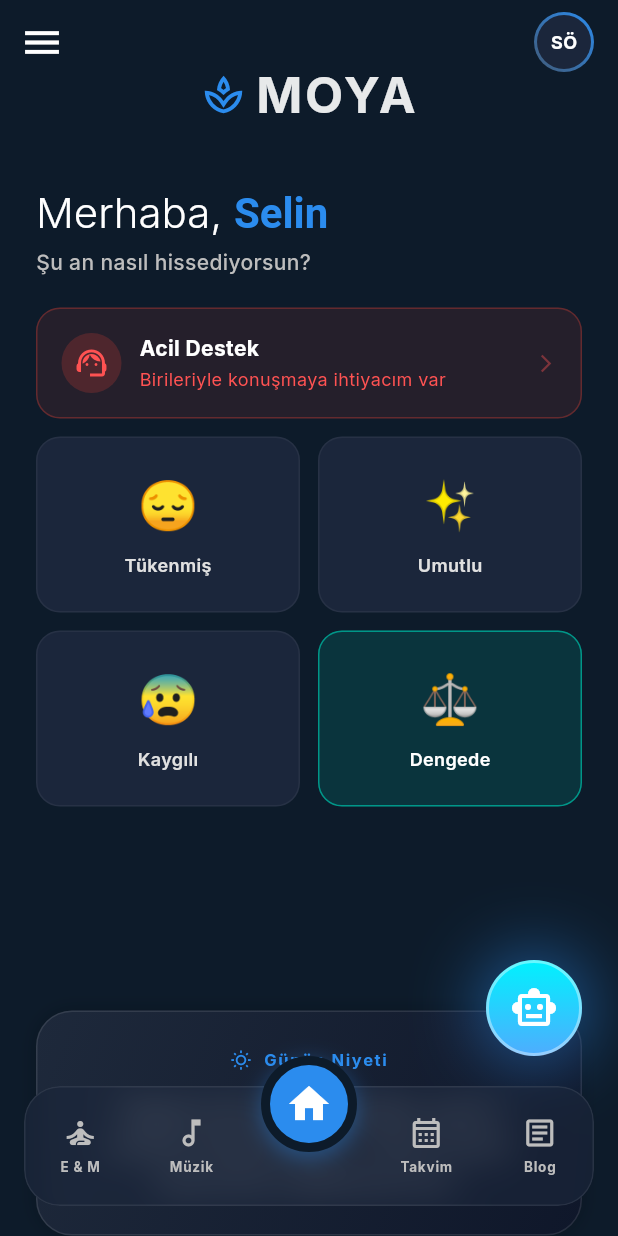
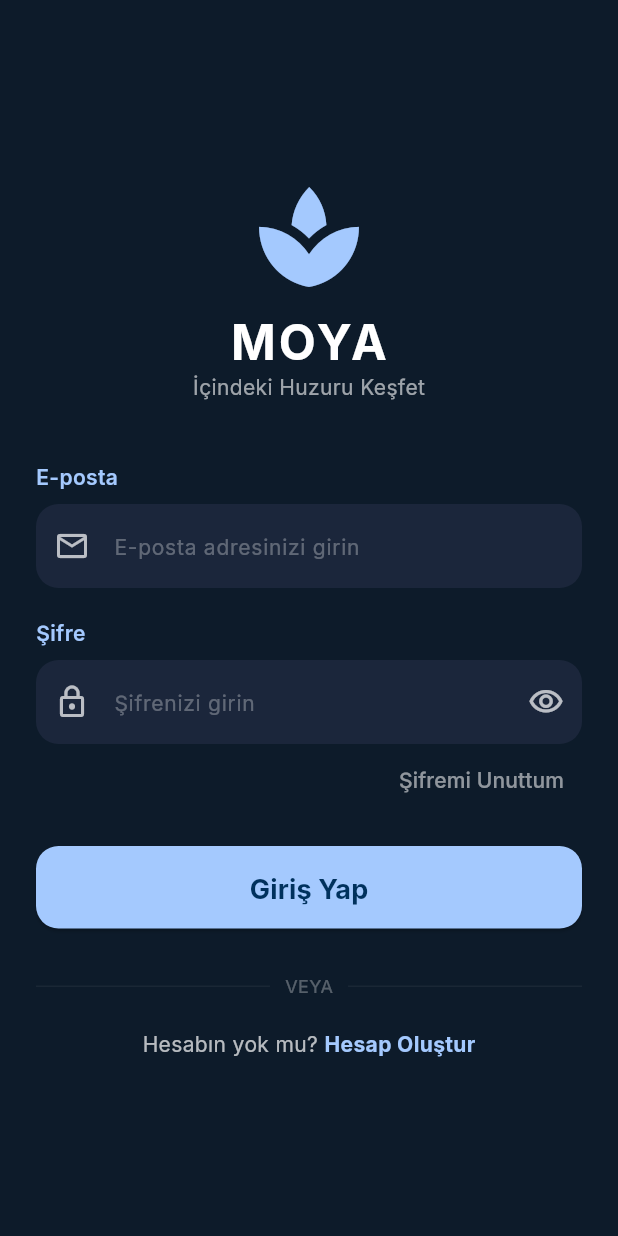
Before and after one commit to SudeAkdag/MOYA, a Flutter app: the screen it shows after launch, on a phone screen of 412 x 824 dp. Run offline on Flutter 3.47's test engine with Material 3 defaults, Android fonts, the phone set to English and light mode, and no system bars; our stand-ins replace equatable, flutter_bloc, google_fonts, shared_preferences.

Commit message:
login ve oturum yönetimi geliştirmeleri

```diff
--- a/lib/main.dart
+++ b/lib/main.dart
@@ -1,30 +1,44 @@
 import 'package:flutter/material.dart';
 import 'package:flutter_bloc/flutter_bloc.dart';
+import 'package:provider/provider.dart';
+import 'package:shared_preferences/shared_preferences.dart'; // Eklendi
 import 'package:moya/core/theme/app_theme.dart';
-
-// Import yolları burada. Kendi klasör yapına göre kontrol et.
 import 'core/theme/bloc/theme_bloc.dart';
 import 'core/theme/bloc/theme_state.dart';
-import 'presentation/screens/main_wrapper.dart';
+import 'presentation/screens/auth/login/login_screen.dart';
+import 'presentation/screens/auth/login/login_view_model.dart';
+import 'presentation/screens/main_wrapper.dart'; // Ana sayfan
 
-void main() {
-  runApp(const MyApp());
+void main() async {
+  // Flutter motorunun disk okuma gibi async işlemler bitmeden başlamasını sağlar
+  WidgetsFlutterBinding.ensureInitialized();
+
+  // Diskteki oturum bilgisini oku
+  final prefs = await SharedPreferences.getInstance();
+  final bool isLoggedIn = prefs.getBool('isLoggedIn') ?? false;
+
+  runApp(MyApp(isLoggedIn: isLoggedIn));
 }
 
 class MyApp extends StatelessWidget {
-  const MyApp({super.key});
+  final bool isLoggedIn;
+  const MyApp({super.key, required this.isLoggedIn});
 
   @override
   Widget build(BuildContext context) {
-    return BlocProvider(
-      create: (context) => ThemeBloc(),
-      child: BlocBuilder<ThemeBloc, ThemeState>( // Hata burada mıydı?
+    return MultiProvider(
+      providers: [
+        ChangeNotifierProvider(create: (_) => LoginViewModel()),
+        BlocProvider(create: (context) => ThemeBloc()),
+      ],
+      child: BlocBuilder<ThemeBloc, ThemeState>(
         builder: (context, state) {
           return MaterialApp(
-            title: 'MindSpace',
+            title: 'MOYA',
             debugShowCheckedModeBanner: false,
             theme: AppThemes.getTheme(AppThemeType.ocean),
-            home: const MainWrapper(),
+            // Koşul: Giriş yapılmışsa MainWrapper, yapılmamışsa LoginScreen
+            home: isLoggedIn ? const MainWrapper() : const LoginScreen(),
           );
         },
       ),
--- /dev/null
+++ b/lib/presentation/screens/auth/login/login_screen.dart
@@ -0,0 +1,103 @@
+import 'package:flutter/material.dart';
+import 'package:provider/provider.dart';
+import 'package:shared_preferences/shared_preferences.dart'; // Paket eklendi
+import '../widgets/auth_text_field.dart';
+import 'login_view_model.dart';
+import '../widgets/login_header.dart';
+import '../widgets/login_button.dart';
+import '../widgets/login_footer.dart';
+import '../widgets/forgot_password_button.dart';
+import '../../main_wrapper.dart';
+
+class LoginScreen extends StatefulWidget {
+  const LoginScreen({super.key});
+
+  @override
+  State<LoginScreen> createState() => _LoginScreenState();
+}
+
+class _LoginScreenState extends State<LoginScreen> {
+  final _emailController = TextEditingController();
+  final _passwordController = TextEditingController();
+
+  @override
+  void dispose() {
+    _emailController.dispose();
+    _passwordController.dispose();
+    super.dispose();
+  }
+
+  @override
+  Widget build(BuildContext context) {
+    final theme = Theme.of(context);
+    final viewModel = context.watch<LoginViewModel>();
+
+    return Scaffold(
+      backgroundColor: theme.scaffoldBackgroundColor,
+      body: SafeArea(
+        child: Center(
+          child: SingleChildScrollView(
+            padding: const EdgeInsets.symmetric(horizontal: 24.0),
+            child: Column(
+              children: [
+                const LoginHeader(),
+                const SizedBox(height: 40),
+                AuthTextField(
+                  controller: _emailController,
+                  label: "E-posta",
+                  hintText: "E-posta adresinizi girin",
+                  prefixIcon: Icons.email_outlined,
+                ),
+                const SizedBox(height: 20),
+                AuthTextField(
+                  controller: _passwordController,
+                  label: "Şifre",
+                  hintText: "Şifrenizi girin",
+                  prefixIcon: Icons.lock_outline,
+                  isPassword: true,
+                  suffixIcon: const Icon(Icons.visibility_outlined, color: Colors.white70),
+                ),
+                const ForgotPasswordButton(),
+                const SizedBox(height: 20),
+                LoginButton(
+                  isLoading: viewModel.isLoading,
+                  onPressed: () => _onLoginPressed(viewModel, theme),
+                ),
+                const SizedBox(height: 30),
+                const LoginFooter(),
+              ],
+            ),
+          ),
+        ),
+      ),
+    );
+  }
+
+  void _onLoginPressed(LoginViewModel viewModel, ThemeData theme) async {
+    final success = await viewModel.login(
+      _emailController.text.trim(),
+      _passwordController.text.trim(),
+    );
+
+    if (success && mounted) {
+      // --- BURAYI EKLEDİK: Oturumu Kaydet ---
+      final prefs = await SharedPreferences.getInstance();
+      await prefs.setBool('isLoggedIn', true);
+
+      if (mounted) {
+        Navigator.pushReplacement(
+          context,
+          MaterialPageRoute(builder: (context) => const MainWrapper()),
+        );
+      }
+    } else if (mounted) {
+      ScaffoldMessenger.of(context).showSnackBar(
+        SnackBar(
+          content: Text(viewModel.errorMessage ?? "Giriş başarısız"),
+          backgroundColor: theme.colorScheme.primary.withOpacity(0.9), // Mavi tonlu
+          behavior: SnackBarBehavior.floating,
+        ),
+      );
+    }
+  }
+}
--- /dev/null
+++ b/lib/presentation/screens/auth/widgets/auth_text_field.dart
@@ -0,0 +1,56 @@
+import 'package:flutter/material.dart';
+
+class AuthTextField extends StatelessWidget {
+  final TextEditingController controller;
+  final String label;
+  final String hintText;
+  final IconData prefixIcon;
+  final bool isPassword;
+  final Widget? suffixIcon;
+
+  const AuthTextField({
+    super.key,
+    required this.controller,
+    required this.label,
+    required this.hintText,
+    required this.prefixIcon,
+    this.isPassword = false,
+    this.suffixIcon,
+  });
+
+  @override
+  Widget build(BuildContext context) {
+    final theme = Theme.of(context);
+
+    return Column(
+      crossAxisAlignment: CrossAxisAlignment.start,
+      children: [
+        Text(
+          label,
+          style: TextStyle(
+            color: theme.colorScheme.primary,
+            fontWeight: FontWeight.w600
+          ),
+        ),
+        const SizedBox(height: 8),
+        TextFormField(
+          controller: controller,
+          obscureText: isPassword,
+          style: const TextStyle(color: Colors.white),
+          decoration: InputDecoration(
+            prefixIcon: Icon(prefixIcon, color: Colors.white70),
+            suffixIcon: suffixIcon,
+            hintText: hintText,
+            hintStyle: const TextStyle(color: Colors.white30, fontSize: 14),
+            filled: true,
+            fillColor: theme.colorScheme.surface,
+            border: OutlineInputBorder(
+              borderRadius: BorderRadius.circular(15),
+              borderSide: BorderSide.none,
+            ),
+          ),
+        ),
+      ],
+    );
+  }
+}
--- /dev/null
+++ b/lib/presentation/screens/auth/widgets/forgot_password_button.dart
@@ -0,0 +1,16 @@
+import 'package:flutter/material.dart';
+
+class ForgotPasswordButton extends StatelessWidget {
+  const ForgotPasswordButton({super.key});
+
+  @override
+  Widget build(BuildContext context) {
+    return Align(
+      alignment: Alignment.centerRight,
+      child: TextButton(
+        onPressed: () {},
+        child: const Text("Şifremi Unuttum", style: TextStyle(color: Colors.white54)),
+      ),
+    );
+  }
+}
--- /dev/null
+++ b/lib/presentation/screens/auth/widgets/login_button.dart
@@ -0,0 +1,31 @@
+import 'package:flutter/material.dart';
+
+class LoginButton extends StatelessWidget {
+  final bool isLoading;
+  final VoidCallback? onPressed;
+
+  const LoginButton({super.key, required this.isLoading, this.onPressed});
+
+  @override
+  Widget build(BuildContext context) {
+    final theme = Theme.of(context);
+    return SizedBox(
+      width: double.infinity,
+      height: 55,
+      child: ElevatedButton(
+        style: ElevatedButton.styleFrom(
+          backgroundColor: theme.colorScheme.primary,
+          foregroundColor: theme.colorScheme.onPrimary,
+          shape: RoundedRectangleBorder(borderRadius: BorderRadius.circular(15)),
+        ),
+        onPressed: isLoading ? null : onPressed,
+        child: isLoading
+            ? const CircularProgressIndicator(color: Colors.white)
+            : const Text(
+                "Giriş Yap",
+                style: TextStyle(fontSize: 18, fontWeight: FontWeight.bold),
+              ),
+      ),
+    );
+  }
+}
--- /dev/null
+++ b/lib/presentation/screens/auth/widgets/login_footer.dart
@@ -0,0 +1,45 @@
+import 'package:flutter/material.dart';
+import 'package:moya/presentation/screens/auth/register/register_screen.dart';
+
+class LoginFooter extends StatelessWidget {
+  const LoginFooter({super.key});
+
+  @override
+  Widget build(BuildContext context) {
+    final theme = Theme.of(context);
+    return Column(
+      children: [
+        Row(
+          children: [
+            Expanded(child: Divider(color: theme.dividerColor.withAlpha(25))),
+            const Padding(
+              padding: EdgeInsets.symmetric(horizontal: 10),
+              child: Text("VEYA", style: TextStyle(color: Colors.white30, fontSize: 12)),
+            ),
+            Expanded(child: Divider(color: theme.dividerColor.withAlpha(25))),
+          ],
+        ),
+        const SizedBox(height: 20),
+        Row(
+          mainAxisAlignment: MainAxisAlignment.center,
+          children: [
+            const Text("Hesabın yok mu? ", style: TextStyle(color: Colors.white70)),
+            GestureDetector(
+              onTap: () => Navigator.push(
+                context,
+                MaterialPageRoute(builder: (_) => const RegisterScreen()),
+              ),
+              child: Text(
+                "Hesap Oluştur",
+                style: TextStyle(
+                  color: theme.colorScheme.primary,
+                  fontWeight: FontWeight.bold
+                ),
+              ),
+            ),
+          ],
+        ),
+      ],
+    );
+  }
+}
--- /dev/null
+++ b/lib/presentation/screens/auth/widgets/login_header.dart
@@ -0,0 +1,28 @@
+import 'package:flutter/material.dart';
+
+class LoginHeader extends StatelessWidget {
+  const LoginHeader({super.key});
+
+  @override
+  Widget build(BuildContext context) {
+    final theme = Theme.of(context);
+    return Column(
+      children: [
+        Icon(Icons.spa, size: 80, color: theme.colorScheme.primary),
+        const SizedBox(height: 10),
+        Text(
+          "MOYA",
+          style: theme.textTheme.headlineLarge?.copyWith(
+            color: Colors.white,
+            fontWeight: FontWeight.bold,
+            letterSpacing: 2,
+          ),
+        ),
+        Text(
+          "İçindeki Huzuru Keşfet",
+          style: theme.textTheme.bodyMedium?.copyWith(color: Colors.white60),
+        ),
+      ],
+    );
+  }
+}
--- a/pubspec.yaml
+++ b/pubspec.yaml
@@ -30,7 +30,7 @@ environment:
 dependencies:
   flutter:
     sdk: flutter
-
+  provider: ^6.1.1
   # The following adds the Cupertino Icons font to your application.
   # Use with the CupertinoIcons class for iOS style icons.
   cupertino_icons: ^1.0.8
```
Also changed, not shown: lib/data/services/auth_service.dart (+37 -0 lines), lib/presentation/screens/auth/login/login_view_model.dart (added, +49 -0 lines), lib/presentation/screens/auth/register/register_screen.dart (added, +12 -0 lines), lib/presentation/widgets/side_menu_drawer.dart (+27 -10 lines), lib/presentation/screens/login/login_screen.dart (deleted), lib/presentation/screens/login/login_view_model.dart (deleted), pubspec.lock, 1 other file.
